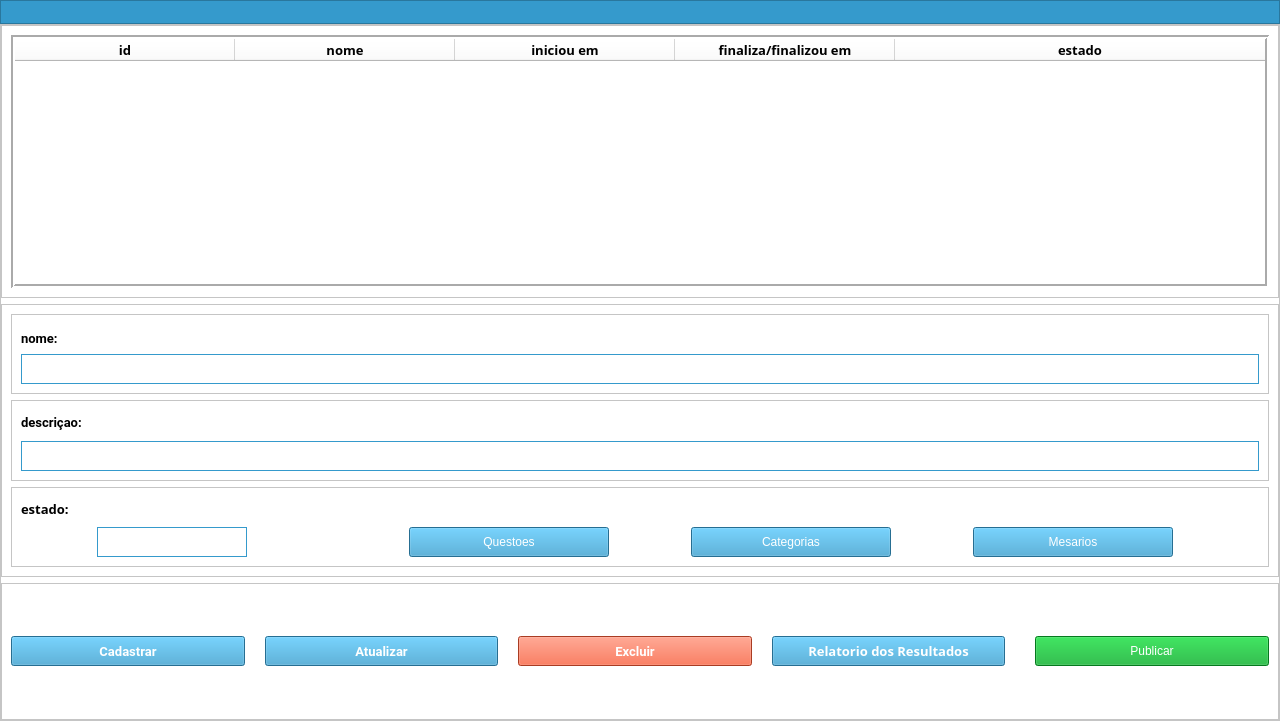
Above: statics/ui/eleicoes.ui from RodriguesGabrielTi/voto-simples before the change. Below: the same form after it.
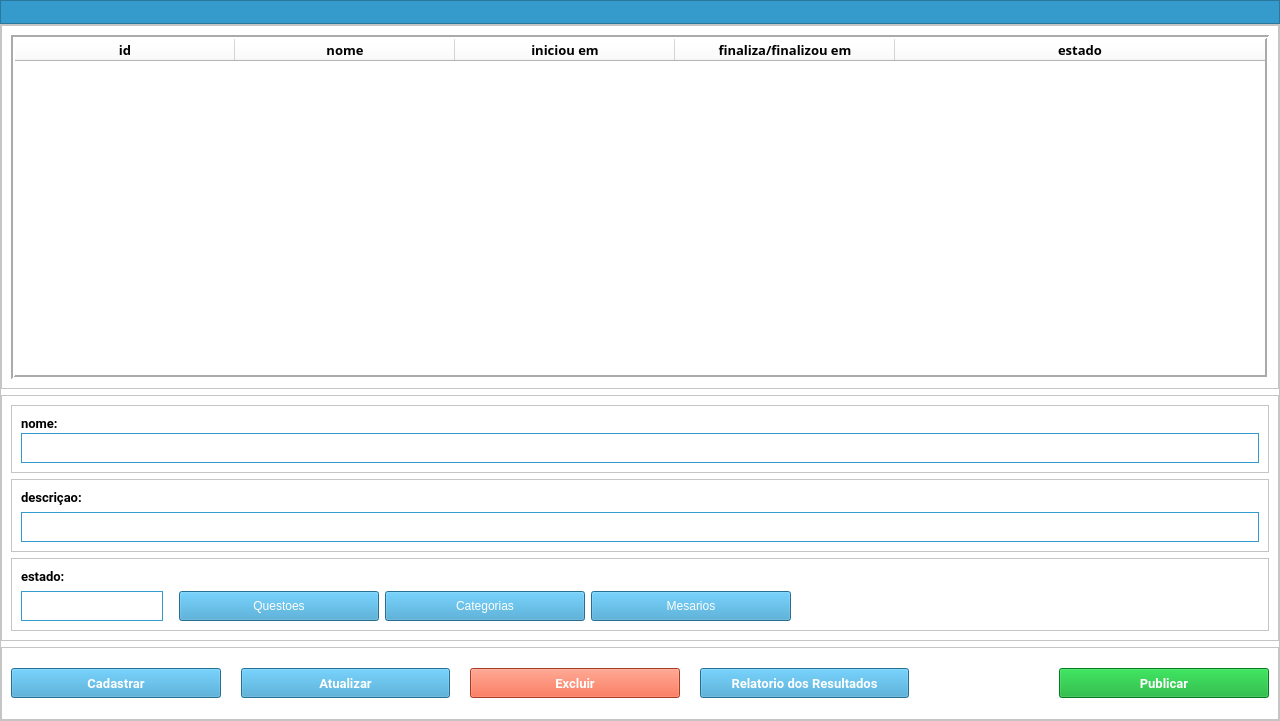
That is the form after the change. Icons and pictures are not drawn.

Commit message: feat: buttons

```diff
--- a/statics/ui/eleicoes.ui
+++ b/statics/ui/eleicoes.ui
@@ -247,7 +247,7 @@
          <property name="sizePolicy">
           <sizepolicy hsizetype="Preferred" vsizetype="Preferred">
            <horstretch>0</horstretch>
-           <verstretch>2</verstretch>
+           <verstretch>5</verstretch>
           </sizepolicy>
          </property>
          <property name="frameShape">
@@ -423,7 +423,7 @@
          <property name="sizePolicy">
           <sizepolicy hsizetype="Preferred" vsizetype="Preferred">
            <horstretch>0</horstretch>
-           <verstretch>2</verstretch>
+           <verstretch>3</verstretch>
           </sizepolicy>
          </property>
          <property name="frameShape">
@@ -568,7 +568,7 @@
               <widget class="QLabel" name="label_2">
                <property name="font">
                 <font>
-                 <family>Roboto Mono for Powerline</family>
+                 <family>Roboto</family>
                  <pointsize>10</pointsize>
                  <weight>75</weight>
                  <bold>true</bold>
@@ -581,7 +581,7 @@
              </item>
              <item>
               <layout class="QHBoxLayout" name="horizontalLayout_3">
-               <item>
+               <item alignment="Qt::AlignLeft">
                 <widget class="QLineEdit" name="lineEdit_estado">
                  <property name="minimumSize">
                   <size>
@@ -618,18 +618,30 @@
                   <enum>Qt::Horizontal</enum>
                  </property>
                  <property name="sizeType">
-                  <enum>QSizePolicy::Preferred</enum>
+                  <enum>QSizePolicy::Minimum</enum>
                  </property>
                  <property name="sizeHint" stdset="0">
                   <size>
-                   <width>80</width>
-                   <height>20</height>
+                   <width>10</width>
+                   <height>10</height>
                   </size>
                  </property>
                 </spacer>
                </item>
                <item>
                 <widget class="QPushButton" name="pushButton_questoes">
+                 <property name="sizePolicy">
+                  <sizepolicy hsizetype="Maximum" vsizetype="Fixed">
+                   <horstretch>0</horstretch>
+                   <verstretch>2</verstretch>
+                  </sizepolicy>
+                 </property>
+                 <property name="minimumSize">
+                  <size>
+                   <width>200</width>
+                   <height>0</height>
+                  </size>
+                 </property>
                  <property name="maximumSize">
                   <size>
                    <width>200</width>
@@ -647,6 +659,12 @@
                </item>
                <item>
                 <widget class="QPushButton" name="pushButton_categorias">
+                 <property name="minimumSize">
+                  <size>
+                   <width>200</width>
+                   <height>0</height>
+                  </size>
+                 </property>
                  <property name="maximumSize">
                   <size>
                    <width>200</width>
@@ -668,6 +686,12 @@
                </item>
                <item>
                 <widget class="QPushButton" name="pushButton_mesarios">
+                 <property name="minimumSize">
+                  <size>
+                   <width>200</width>
+                   <height>0</height>
+                  </size>
+                 </property>
                  <property name="maximumSize">
                   <size>
                    <width>200</width>
@@ -693,7 +717,7 @@
                   <enum>Qt::Horizontal</enum>
                  </property>
                  <property name="sizeType">
-                  <enum>QSizePolicy::Minimum</enum>
+                  <enum>QSizePolicy::Expanding</enum>
                  </property>
                  <property name="sizeHint" stdset="0">
                   <size>
@@ -877,7 +901,7 @@
             </property>
             <property name="font">
              <font>
-              <family>Roboto Mono for Powerline</family>
+              <family>Roboto</family>
               <pointsize>10</pointsize>
               <weight>75</weight>
               <bold>true</bold>
@@ -895,15 +919,15 @@
           <item>
            <spacer name="verticalSpacer">
             <property name="orientation">
-             <enum>Qt::Vertical</enum>
+             <enum>Qt::Horizontal</enum>
             </property>
             <property name="sizeType">
-             <enum>QSizePolicy::Preferred</enum>
+             <enum>QSizePolicy::Maximum</enum>
             </property>
             <property name="sizeHint" stdset="0">
              <size>
-              <width>10</width>
-              <height>30</height>
+              <width>130</width>
+              <height>10</height>
              </size>
             </property>
            </spacer>
@@ -922,6 +946,14 @@
               <height>30</height>
              </size>
             </property>
+            <property name="font">
+             <font>
+              <family>Roboto</family>
+              <pointsize>10</pointsize>
+              <weight>75</weight>
+              <bold>true</bold>
+             </font>
+            </property>
             <property name="styleSheet">
              <string notr="true">background-color: rgb(7, 170, 42);
 color: rgb(255, 255, 255);</string>
```
Left out of the diff: 8 changed lines with no effect on the pictures. The commit also changes 3 other files.
